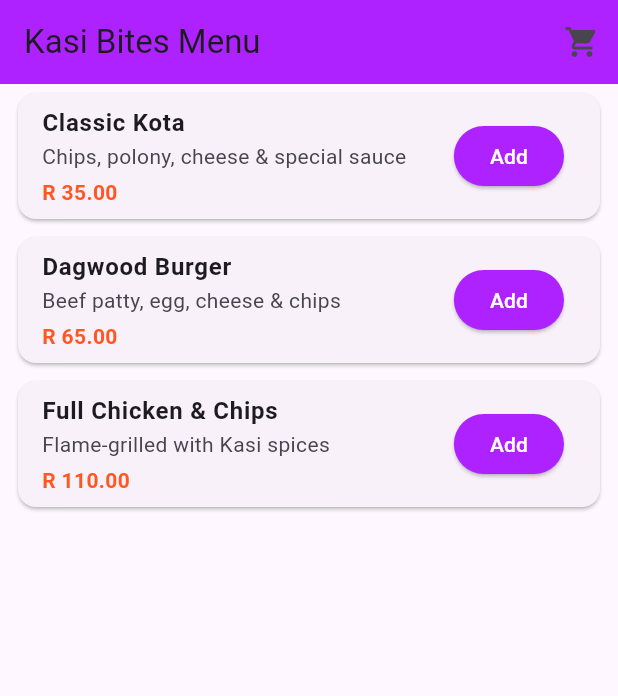
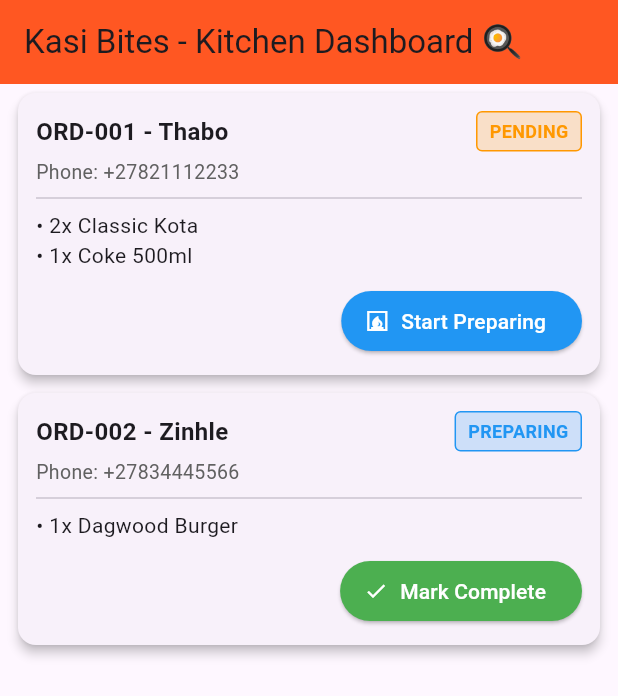
Before and after one commit to XolaniNtobeko/kasi-bites-track1, a Flutter app: the screen it shows after launch, on a phone screen of 412 x 824 dp. Shown: the top 696 px of the screen. Run offline on Flutter 3.47's test engine with Material 3 defaults, Android fonts, the phone set to English and light mode, and no system bars.

```diff
--- /dev/null
+++ b/lib/providers/order_provider.dart
@@ -0,0 +1,43 @@
+import 'package:flutter/foundation.dart';
+import '../models/order_model.dart';
+
+class OrderProvider extends ChangeNotifier {
+  final List<MerchantOrder> _orders = [
+    MerchantOrder(
+      id: 'ORD-001',
+      customerName: 'Thabo',
+      customerPhone: '+27821112233',
+      items: const [
+        OrderItem(name: 'Classic Kota', quantity: 2),
+        OrderItem(name: 'Coke 500ml', quantity: 1),
+      ],
+      status: OrderStatus.pending,
+      timestamp: DateTime.now().subtract(const Duration(minutes: 5)),
+    ),
+    MerchantOrder(
+      id: 'ORD-002',
+      customerName: 'Zinhle',
+      customerPhone: '+27834445566',
+      items: const [
+        OrderItem(name: 'Dagwood Burger', quantity: 1),
+      ],
+      status: OrderStatus.preparing,
+      timestamp: DateTime.now().subtract(const Duration(minutes: 12)),
+    ),
+  ];
+
+  List<MerchantOrder> get orders => List.unmodifiable(_orders);
+
+  void updateOrderStatus(String id, OrderStatus newStatus) {
+    final orderIndex = _orders.indexWhere((o) => o.id == id);
+    if (orderIndex != -1) {
+      _orders[orderIndex].status = newStatus;
+      notifyListeners();
+    }
+  }
+
+  void addOrder(MerchantOrder order) {
+    _orders.insert(0, order); // Newest incoming orders appear at the top
+    notifyListeners();
+  }
+}
--- a/lib/screens/home_screen.dart
+++ b/lib/screens/home_screen.dart
@@ -1,69 +1,144 @@
 import 'package:flutter/material.dart';
-import '../models/food_item.dart';
-// Note: Make sure to import your cart provider path correctly based on your folder structure
-import '../providers/cart_provider.dart';
+import '../models/order_model.dart';
+import '../providers/order_provider.dart';
 
-// Sample mock data for testing
-final List<FoodItem> sampleMenu = [
-  const FoodItem(id: '1', name: 'Classic Kota', description: 'Chips, polony, cheese & special sauce', price: 35.0),
-  const FoodItem(id: '2', name: 'Dagwood Burger', description: 'Beef patty, egg, cheese & chips', price: 65.0),
-  const FoodItem(id: '3', name: 'Full Chicken & Chips', description: 'Flame-grilled with Kasi spices', price: 110.0),
-];
-
-// Global instance for testing this step
-final cartProvider = CartProvider();
+// Global instance for the screen feed
+final OrderProvider orderProvider = OrderProvider();
 
 class HomeScreen extends StatelessWidget {
   const HomeScreen({super.key});
 
   @override
   Widget build(BuildContext context) {
+    return AnimatedBuilder(
+      animation: orderProvider,
+      builder: (context, child) {
+        final orders = orderProvider.orders;
+
         return Scaffold(
           appBar: AppBar(
-        title: const Text('Kasi Bites Menu'),
-        backgroundColor: const Color.fromARGB(255, 174, 34, 255),
-        actions: [
-          IconButton(
-            icon: const Icon(Icons.shopping_cart),
-            onPressed: () {
-              // We will build the Cart Screen next!
-              ScaffoldMessenger.of(context).showSnackBar(
-                const SnackBar(content: Text('Cart screen coming up next!')),
-              );
-            },
+            title: const Text('Kasi Bites - Kitchen Dashboard 🍳'),
+            backgroundColor: Colors.deepOrange,
+          ),
+          body: orders.isEmpty
+              ? const Center(
+                  child: Text(
+                    'No incoming WhatsApp orders yet.',
+                    style: TextStyle(fontSize: 18, color: Colors.grey),
+                  ),
+                )
+              : ListView.builder(
+                  itemCount: orders.length,
+                  itemBuilder: (context, index) {
+                    final order = orders[index];
+                    return Card(
+                      margin: const EdgeInsets.symmetric(horizontal: 12, vertical: 6),
+                      elevation: 3,
+                      child: Padding(
+                        padding: const EdgeInsets.all(12.0),
+                        child: Column(
+                          crossAxisAlignment: CrossAxisAlignment.start,
+                          children: [
+                            Row(
+                              mainAxisAlignment: MainAxisAlignment.spaceBetween,
+                              children: [
+                                Text(
+                                  '${order.id} - ${order.customerName}',
+                                  style: const TextStyle(
+                                    fontSize: 16,
+                                    fontWeight: FontWeight.bold,
+                                  ),
+                                ),
+                                _buildStatusBadge(order.status),
+                              ],
+                            ),
+                            const SizedBox(height: 4),
+                            Text(
+                              'Phone: ${order.customerPhone}',
+                              style: TextStyle(color: Colors.grey.shade700, fontSize: 13),
+                            ),
+                            const Divider(),
+                            ...order.items.map((item) => Text(
+                                  '• ${item.quantity}x ${item.name}',
+                                  style: const TextStyle(fontSize: 14),
+                                )),
+                            const SizedBox(height: 10),
+                            Row(
+                              mainAxisAlignment: MainAxisAlignment.end,
+                              children: _buildActionButtons(order),
                             ),
                           ],
-      ),
-      body: ListView.builder(
-        itemCount: sampleMenu.length,
-        itemBuilder: (context, index) {
-          final food = sampleMenu[index];
-          return Card(
-            margin: const EdgeInsets.symmetric(horizontal: 12, vertical: 6),
-            child: ListTile(
-              title: Text(food.name, style: const TextStyle(fontWeight: FontWeight.bold)),
-              subtitle: Column(
-                crossAxisAlignment: CrossAxisAlignment.start,
-                children: [
-                  Text(food.description),
-                  const SizedBox(height: 4),
-                  Text('R ${food.price.toStringAsFixed(2)}', style: const TextStyle(color: Colors.deepOrange, fontWeight: FontWeight.bold)),
-                ],
-              ),
-              trailing: ElevatedButton(
-                style: ElevatedButton.styleFrom(backgroundColor: const Color.fromARGB(255, 174, 34, 255)),
-                onPressed: () {
-                  cartProvider.addItem(food);
-                  ScaffoldMessenger.of(context).showSnackBar(
-                    SnackBar(content: Text('Added ${food.name} to cart! Total items: ${cartProvider.itemCount}')),
-                  );
-                },
-                child: const Text('Add', style: TextStyle(color: Colors.white)),
                         ),
                       ),
                     );
                   },
                 ),
         );
+      },
+    );
+  }
+
+  Widget _buildStatusBadge(OrderStatus status) {
+    Color color;
+    String text;
+    switch (status) {
+      case OrderStatus.pending:
+        color = Colors.orange;
+        text = 'PENDING';
+        break;
+      case OrderStatus.preparing:
+        color = Colors.blue;
+        text = 'PREPARING';
+        break;
+      case OrderStatus.completed:
+        color = Colors.green;
+        text = 'COMPLETED';
+        break;
+    }
+    return Container(
+      padding: const EdgeInsets.symmetric(horizontal: 8, vertical: 4),
+      decoration: BoxDecoration(
+        color: color.withOpacity(0.2),
+        borderRadius: BorderRadius.circular(4),
+        border: Border.all(color: color),
+      ),
+      child: Text(
+        text,
+        style: TextStyle(color: color, fontWeight: FontWeight.bold, fontSize: 12),
+      ),
+    );
+  }
+
+  List<Widget> _buildActionButtons(MerchantOrder order) {
+    if (order.status == OrderStatus.pending) {
+      return [
+        ElevatedButton.icon(
+          style: ElevatedButton.styleFrom(backgroundColor: Colors.blue),
+          onPressed: () {
+            orderProvider.updateOrderStatus(order.id, OrderStatus.preparing);
+          },
+          icon: const Icon(Icons.fireplace, size: 16, color: Colors.white),
+          label: const Text('Start Preparing', style: TextStyle(color: Colors.white)),
+        ),
+      ];
+    } else if (order.status == OrderStatus.preparing) {
+      return [
+        ElevatedButton.icon(
+          style: ElevatedButton.styleFrom(backgroundColor: Colors.green),
+          onPressed: () {
+            orderProvider.updateOrderStatus(order.id, OrderStatus.completed);
+          },
+          icon: const Icon(Icons.check, size: 16, color: Colors.white),
+          label: const Text('Mark Complete', style: TextStyle(color: Colors.white)),
+        ),
+      ];
+    } else {
+      return [
+        const Text(
+          'Order Fulfilled ✔',
+          style: TextStyle(color: Colors.green, fontWeight: FontWeight.bold),
+        ),
+      ];
     }
   }
+}
```
Also changed, not shown: lib/services/order_service.dart (added, +31 -0 lines), 2 other files. Lines whose indentation alone changed are shown as unchanged.
